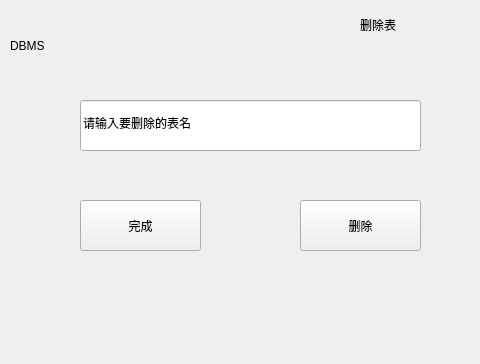
Qt form deletetable.ui (jy-080610/DBMS) before a commit.
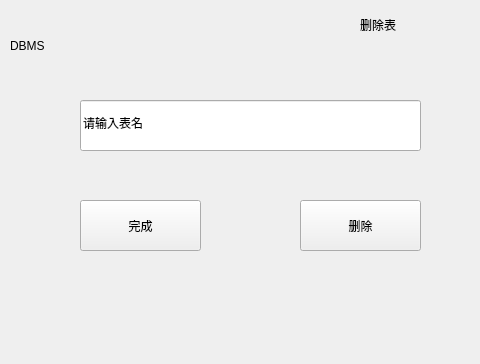
The same form after that commit.

Commit message: SQL表的创建与删除1

```diff
--- a/deletetable.ui
+++ b/deletetable.ui
@@ -52,7 +52,7 @@
     </rect>
    </property>
    <property name="text">
-    <string>请输入要删除的表名</string>
+    <string>请输入表名</string>
    </property>
   </widget>
   <widget class="QPushButton" name="quitButton">
```
The commit also changes 11 other files.
